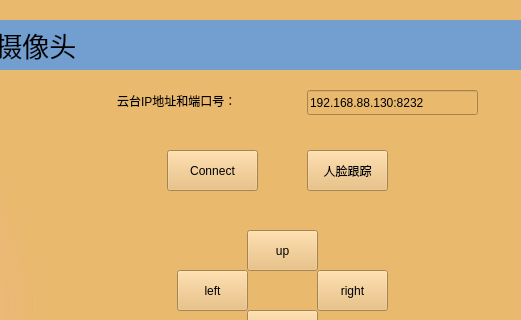
First picture: the form in CameraDemo/camerademo.ui, repository qq936859639/test2, before the edit; both pictures show x 503 to 1024 and y 0 to 320 of the 1024 by 552 pixel window.
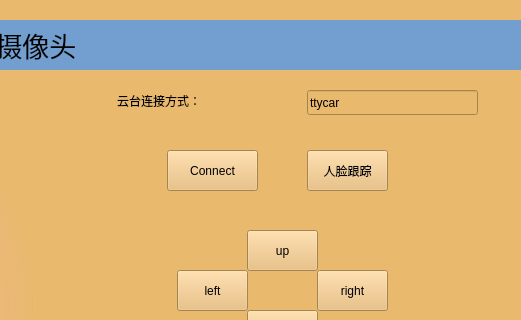
Second picture: the form after the edit.

```diff
--- a/CameraDemo/camerademo.ui
+++ b/CameraDemo/camerademo.ui
@@ -199,7 +199,7 @@
     </rect>
    </property>
    <property name="text">
-    <string>192.168.88.130:8232</string>
+    <string>ttycar</string>
    </property>
   </widget>
   <widget class="QLabel" name="label_2">
@@ -212,7 +212,7 @@
     </rect>
    </property>
    <property name="text">
-    <string>云台IP地址和端口号：</string>
+    <string>云台连接方式：</string>
    </property>
   </widget>
   <widget class="QPushButton" name="quit">
```
